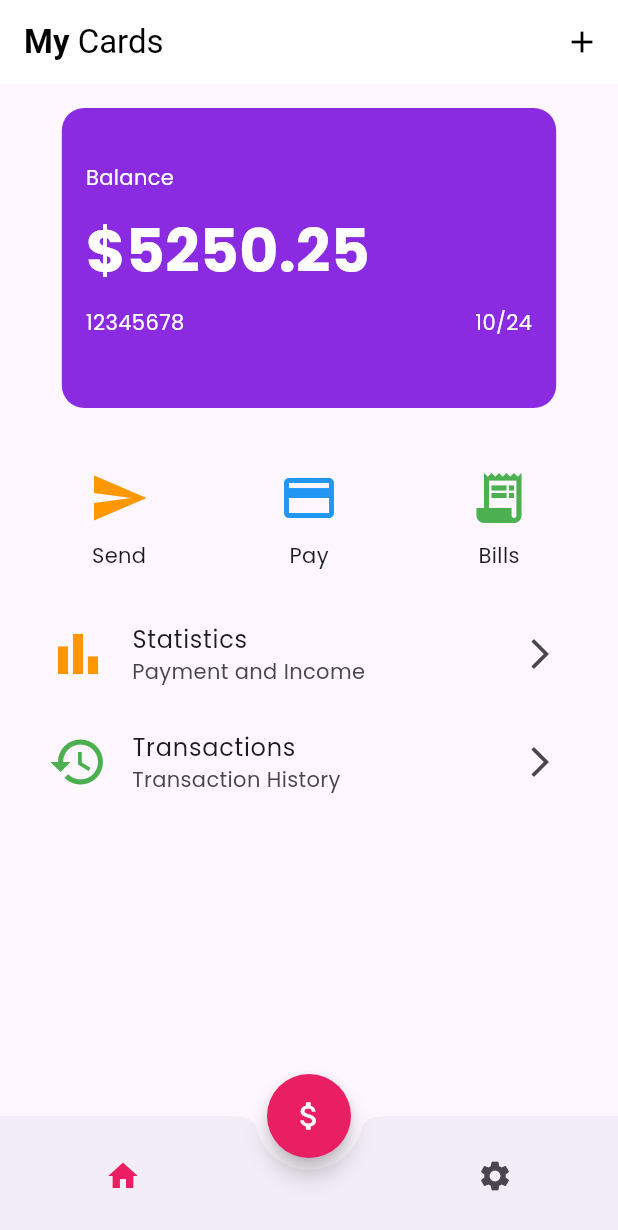
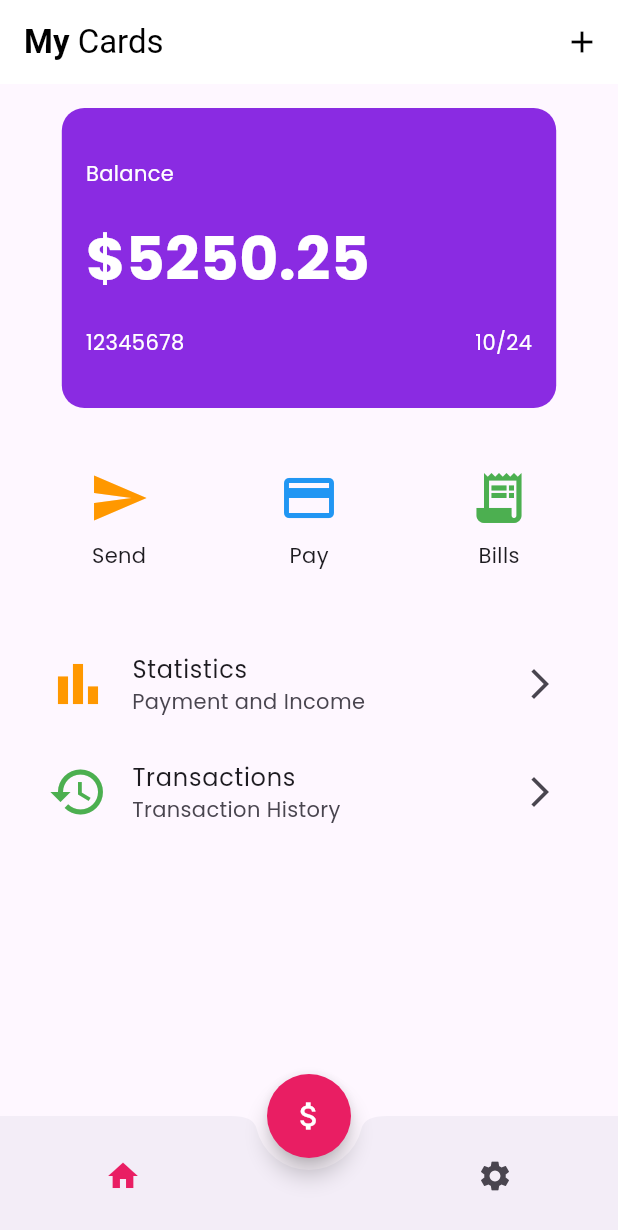
Before and after one commit to GianMen91/flutter_wallet_app_ui, a Flutter app: the screen it shows after launch, on a phone screen of 412 x 824 dp. Shown: the top 1230 px of the screen. Run offline on Flutter 3.47's test engine with Material 3 defaults, Android fonts, the phone set to English and light mode, and no system bars; drawn by our look-alikes of carousel_slider; our stand-ins replace google_fonts.

Commit message:
minor improvements

```diff
--- a/lib/main.dart
+++ b/lib/main.dart
@@ -95,13 +95,12 @@ class WalletHome extends StatelessWidget {
                     padding: const EdgeInsets.all(16.0),
                     child: Column(
                       crossAxisAlignment: CrossAxisAlignment.start,
+                      mainAxisAlignment: MainAxisAlignment.spaceEvenly,
                       children: [
-                        const SizedBox(height: 20),
                         const Text(
                           'Balance',
                           style: TextStyle(color: Colors.white),
                         ),
-                        const SizedBox(height: 10),
                         Text(
                           card['balance']!,
                           style: const TextStyle(
@@ -110,7 +109,6 @@ class WalletHome extends StatelessWidget {
                             fontWeight: FontWeight.bold,
                           ),
                         ),
-                        const SizedBox(height: 10),
                         Row(
                             mainAxisAlignment: MainAxisAlignment.spaceBetween,
                             children: [
@@ -163,7 +161,7 @@ class WalletHome extends StatelessWidget {
                 ),
               ],
             ),
-            const SizedBox(height: 20),
+            const SizedBox(height: 40),
             ListTile(
               leading:
                   const Icon(Icons.bar_chart, color: Colors.orange, size: 40),
```
